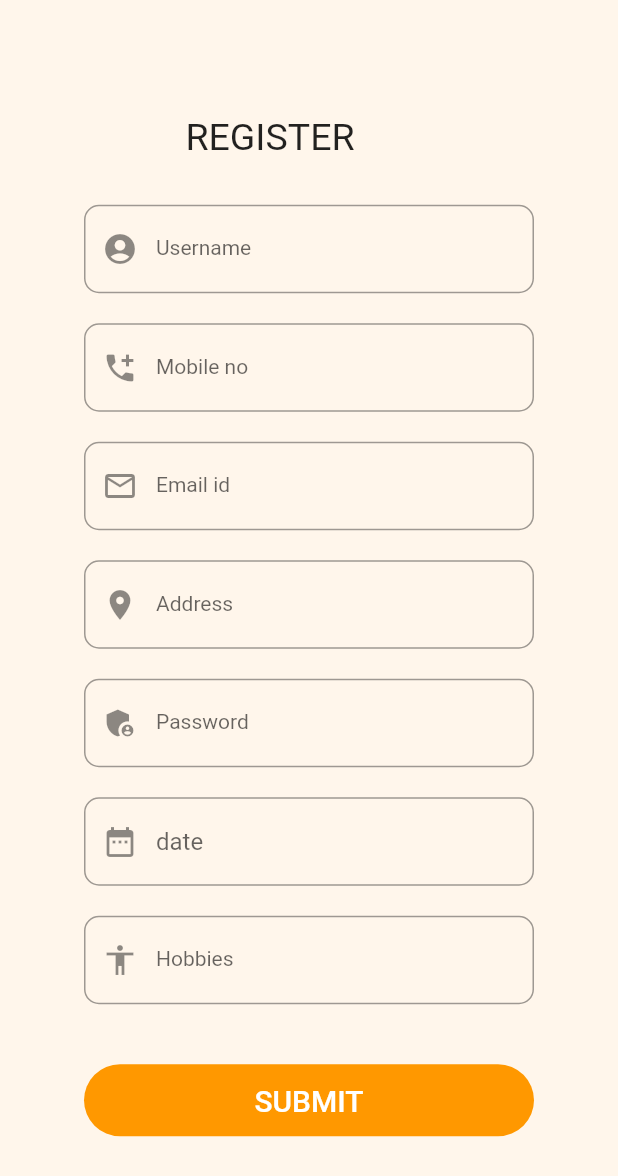
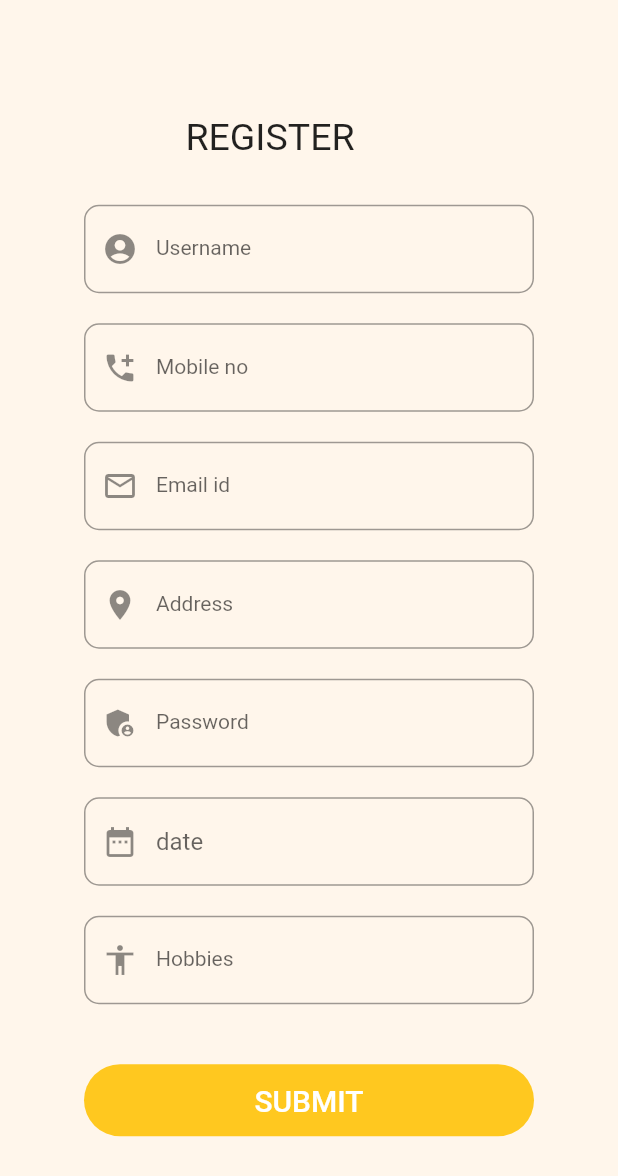
Before and after one commit to smitkachhadiya/myrestaurant, a Flutter app: the screen it shows after launch, after a tap on "Sign up", on a phone screen of 412 x 824 dp. Shown: the top 1176 px of the screen. Run offline on Flutter 3.47's test engine with Material 2 defaults, Android fonts, the phone set to English and light mode, and no system bars; missing offline and left inert: flutter_image_slider.

Commit message:
committed successfully

```diff
--- a/lib/loginpage.dart
+++ b/lib/loginpage.dart
@@ -12,8 +12,6 @@ class _loginpageState extends State<loginpage> {
   Widget build(BuildContext context) {
     // TODO: implement build
     return Scaffold(
-      // backgroundColor: Color(0xFFFFF6EB),
-
       body: DecoratedBox(
         decoration: BoxDecoration(
           image: DecorationImage(image: AssetImage("assets/images/img.png"),fit: BoxFit.cover),
@@ -75,7 +73,7 @@ class _loginpageState extends State<loginpage> {
                       Container(
                         width: 300,
                         decoration: BoxDecoration(
-                            color: Color(0xFFFFD658),
+                            color: Color(0xFFFFC81F),
                             borderRadius: BorderRadius.circular(30)),
                         child: TextButton(
                           onPressed: () {
@@ -101,7 +99,7 @@ class _loginpageState extends State<loginpage> {
                         child: Container(
                           width: 300,
                           decoration: BoxDecoration(
-                              color: Color(0xFFFFD658),
+                              color: Color(0xFFFFC81F),
                               borderRadius: BorderRadius.circular(30)),
                           child: TextButton(
                             onPressed: () {
--- a/lib/register.dart
+++ b/lib/register.dart
@@ -144,7 +144,7 @@ class _registerState extends State<register> {
                       ),
                     ),
                     Padding(padding: const EdgeInsets.all(20)),
-                    Container(width: 300,decoration: BoxDecoration(color: Colors.orange,borderRadius: BorderRadius.circular(30)),
+                    Container(width: 300,decoration: BoxDecoration(color: Color(0xFFFFC81F),borderRadius: BorderRadius.circular(30)),
                       child: TextButton(
                         onPressed: () {
                           Navigator.push(
```
Also changed, not shown: assets/images/img.png.
